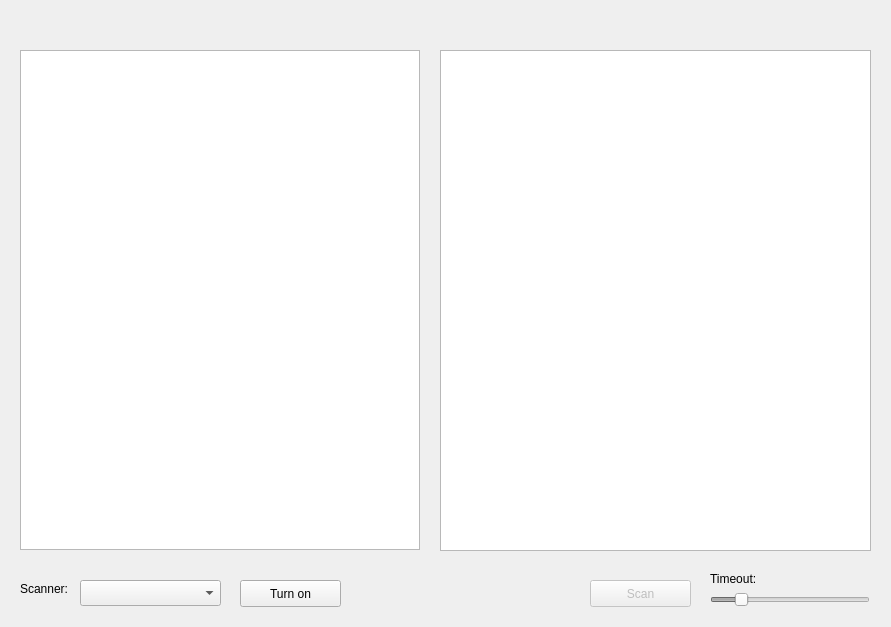
The window that viewer/viewer.ui (pawelmoll/scannerAPI) describes before a commit, drawn with Qt 5.
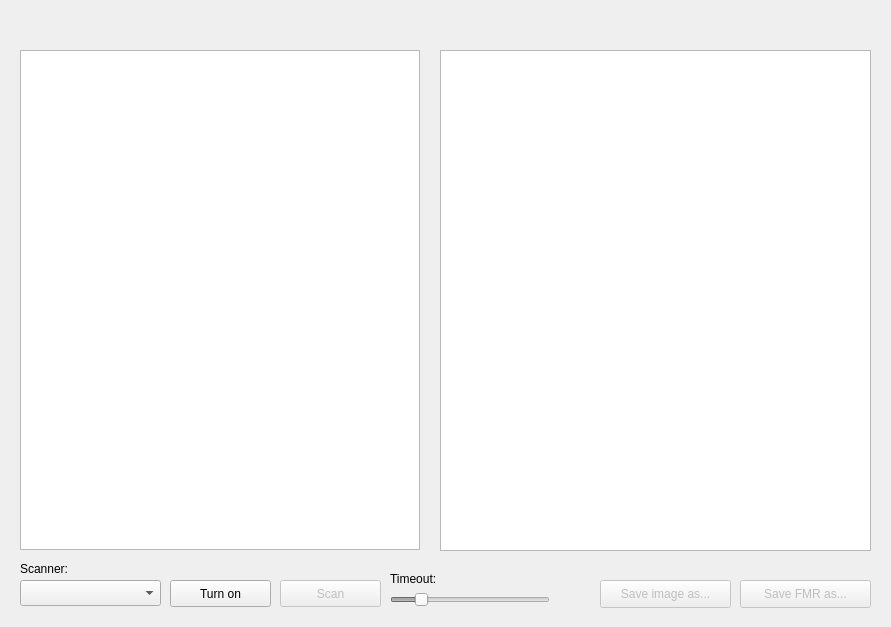
The same window after the commit. Custom widgets are drawn as their Qt base class.

Commit message:
viewer: Save as, minutia angles & highlighting
Loads of new features...

Diff of the .ui file:
```diff
--- a/viewer/viewer.ui
+++ b/viewer/viewer.ui
@@ -17,7 +17,7 @@
    <widget class="QPushButton" name="onOffButton">
     <property name="geometry">
      <rect>
-      <x>240</x>
+      <x>170</x>
       <y>580</y>
       <width>101</width>
       <height>27</height>
@@ -42,7 +42,7 @@
     </property>
     <property name="geometry">
      <rect>
-      <x>590</x>
+      <x>280</x>
       <y>580</y>
       <width>101</width>
       <height>27</height>
@@ -61,7 +61,7 @@
     </property>
     <property name="geometry">
      <rect>
-      <x>710</x>
+      <x>390</x>
       <y>590</y>
       <width>160</width>
       <height>19</height>
@@ -80,7 +80,7 @@
    <widget class="QLabel" name="timeoutLabel">
     <property name="geometry">
      <rect>
-      <x>710</x>
+      <x>390</x>
       <y>570</y>
       <width>161</width>
       <height>17</height>
@@ -126,7 +126,7 @@
    <widget class="QComboBox" name="scannersList">
     <property name="geometry">
      <rect>
-      <x>80</x>
+      <x>20</x>
       <y>580</y>
       <width>141</width>
       <height>26</height>
@@ -137,7 +137,7 @@
     <property name="geometry">
      <rect>
       <x>20</x>
-      <y>580</y>
+      <y>560</y>
       <width>57</width>
       <height>18</height>
      </rect>
@@ -146,9 +146,48 @@
      <string>Scanner:</string>
     </property>
    </widget>
+   <widget class="QPushButton" name="saveFMRButton">
+    <property name="enabled">
+     <bool>false</bool>
+    </property>
+    <property name="geometry">
+     <rect>
+      <x>740</x>
+      <y>580</y>
+      <width>131</width>
+      <height>28</height>
+     </rect>
+    </property>
+    <property name="text">
+     <string>Save FMR as...</string>
+    </property>
+   </widget>
+   <widget class="QPushButton" name="saveImageButton">
+    <property name="enabled">
+     <bool>false</bool>
+    </property>
+    <property name="geometry">
+     <rect>
+      <x>600</x>
+      <y>580</y>
+      <width>131</width>
+      <height>28</height>
+     </rect>
+    </property>
+    <property name="text">
+     <string>Save image as...</string>
+    </property>
+   </widget>
   </widget>
  </widget>
  <layoutdefault spacing="6" margin="11"/>
+ <customwidgets>
+  <customwidget>
+   <class>FingerprintTextBrowser</class>
+   <extends>QTextBrowser</extends>
+   <header location="global">fingerprinttextbrowser.h</header>
+  </customwidget>
+ </customwidgets>
  <resources/>
  <connections/>
 </ui>
```
Left out of the diff: 2 changed lines with no effect on the pictures. The commit also changes 7 other files.
